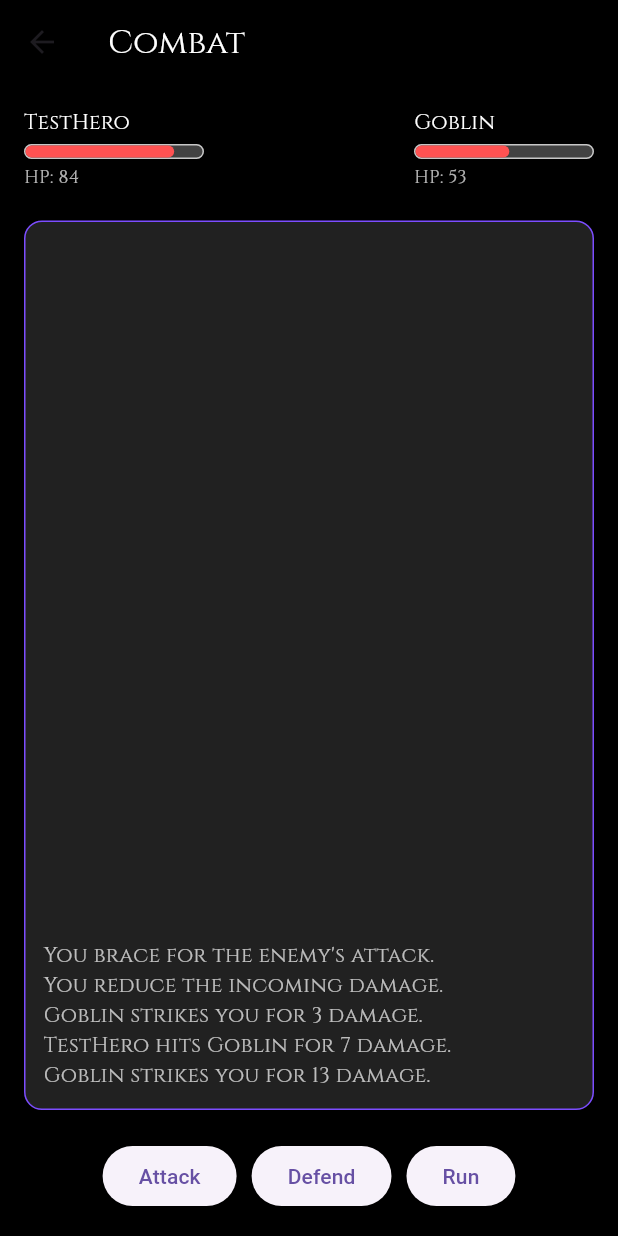
After one commit to cnewtonharris/abyssborne, a Flutter app: the CombatScreen screen opened directly, item 2 of the bottom bar chosen, after a tap on "Attack", on a phone screen of 412 x 824 dp. The commit adds this screen. Run offline on Flutter 3.47's test engine with Material 3 defaults, Android fonts, the phone set to English and light mode, and no system bars; our stand-ins replace audioplayers, google_fonts, shared_preferences; accounts and stored records are empty.

Commit message:
combat system added, fixed combat and added bool to check if the battle was over, checks for death of player or enemy

```diff
--- /dev/null
+++ b/lib/combat_screen.dart
@@ -0,0 +1,178 @@
+import 'dart:math';
+import 'package:flutter/material.dart';
+import 'package:google_fonts/google_fonts.dart';
+
+class CombatScreen extends StatefulWidget {
+  final String playerName;
+  final int playerHealth;
+  final int playerMana;
+
+  const CombatScreen({
+    required this.playerName,
+    required this.playerHealth,
+    required this.playerMana,
+    super.key,
+  });
+
+  @override
+  State<CombatScreen> createState() => _CombatScreenState();
+}
+
+class _CombatScreenState extends State<CombatScreen> {
+  late int playerHealth;
+  late int playerMana;
+  int enemyHealth = 60;
+  String enemyName = "Goblin";
+
+  List<String> combatLog = [];
+  final Random rng = Random();
+
+  @override
+  void initState() {
+    super.initState();
+    playerHealth = widget.playerHealth;
+    playerMana = widget.playerMana;
+  }
+
+  void _log(String message) {
+    setState(() {
+      combatLog.insert(0, message);
+    });
+  }
+
+  void _playerAttack() {
+    if (_isBattleOver()) return;
+
+    int damage = rng.nextInt(15) + 5;
+    enemyHealth -= damage;
+    _log("${widget.playerName} hits $enemyName for $damage damage.");
+
+    if (enemyHealth <= 0) {
+      _log("$enemyName has been defeated!");
+      return;
+    }
+
+    _enemyTurn();
+  }
+
+  void _defend() {
+    if (_isBattleOver()) return;
+
+    _log("You brace for the enemy's attack.");
+    _enemyTurn(defending: true);
+  }
+
+  void _enemyTurn({bool defending = false}) {
+    if (_isBattleOver()) return;
+
+    Future.delayed(const Duration(milliseconds: 500), () {
+      int damage = rng.nextInt(10) + 5;
+      if (defending) {
+        damage = (damage / 2).round();
+        _log("You reduce the incoming damage.");
+      }
+      playerHealth -= damage;
+      _log("$enemyName strikes you for $damage damage.");
+
+      if (playerHealth <= 0) {
+        _log("${widget.playerName} has fallen in battle...");
+      }
+
+      setState(() {});
+    });
+  }
+
+  bool _isBattleOver() => playerHealth <= 0 || enemyHealth <= 0;
+
+  @override
+  Widget build(BuildContext context) {
+    return Scaffold(
+      backgroundColor: Colors.black,
+      appBar: AppBar(
+        title: Text('Combat', style: GoogleFonts.cinzel(color: Colors.white)),
+        backgroundColor: Colors.black,
+      ),
+      body: Padding(
+        padding: const EdgeInsets.all(16),
+        child: Column(
+          children: [
+            Row(
+              mainAxisAlignment: MainAxisAlignment.spaceBetween,
+              children: [
+                _buildStatBox(widget.playerName, playerHealth),
+                _buildStatBox(enemyName, enemyHealth),
+              ],
+            ),
+            const SizedBox(height: 20),
+            Expanded(
+              child: Container(
+                decoration: BoxDecoration(
+                  color: Colors.grey.shade900,
+                  border: Border.all(color: Colors.deepPurpleAccent),
+                  borderRadius: BorderRadius.circular(12),
+                ),
+                padding: const EdgeInsets.all(12),
+                child: ListView(
+                  reverse: true,
+                  children: combatLog
+                      .map((log) => Text(log, style: GoogleFonts.cinzel(color: Colors.white70)))
+                      .toList(),
+                ),
+              ),
+            ),
+            const SizedBox(height: 20),
+            Wrap(
+              spacing: 10,
+              runSpacing: 10,
+              children: [
+                ElevatedButton(
+                  onPressed: !_isBattleOver() ? _playerAttack : null,
+                  child: const Text('Attack'),
+                ),
+                ElevatedButton(
+                  onPressed: !_isBattleOver() ? _defend : null,
+                  child: const Text('Defend'),
+                ),
+                ElevatedButton(
+                  onPressed: () => Navigator.pop(context),
+                  child: const Text('Run'),
+                ),
+              ],
+            ),
+          ],
+        ),
+      ),
+    );
+  }
+
+  Widget _buildStatBox(String label, int hp) {
+    return Column(
+      crossAxisAlignment: CrossAxisAlignment.start,
+      children: [
+        Text(label, style: GoogleFonts.cinzel(color: Colors.white)),
+        const SizedBox(height: 4),
+        Container(
+          width: 120,
+          height: 10,
+          decoration: BoxDecoration(
+            border: Border.all(color: Colors.white70),
+            borderRadius: BorderRadius.circular(6),
+            color: Colors.grey.shade800,
+          ),
+          child: FractionallySizedBox(
+            alignment: Alignment.centerLeft,
+            widthFactor: hp.clamp(0, 100) / 100,
+            child: Container(
+              decoration: BoxDecoration(
+                color: Colors.redAccent,
+                borderRadius: BorderRadius.circular(4),
+              ),
+            ),
+          ),
+        ),
+        const SizedBox(height: 4),
+        Text('HP: $hp', style: GoogleFonts.cinzel(color: Colors.white70, fontSize: 12)),
+      ],
+    );
+  }
+}
```
Also changed, not shown: lib/area_selection_screen.dart (+10 -5 lines), lib/encounter_screen.dart (added, +144 -0 lines).
